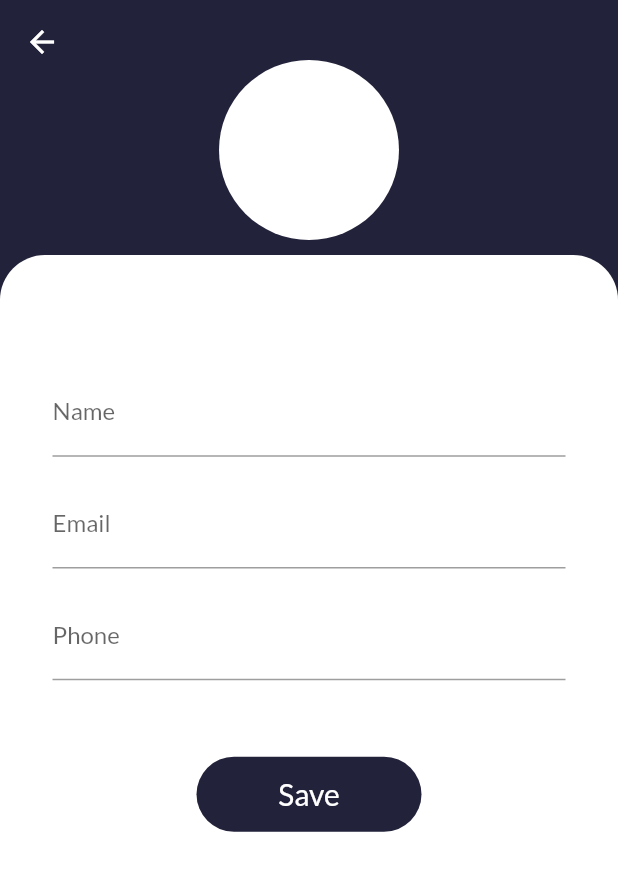
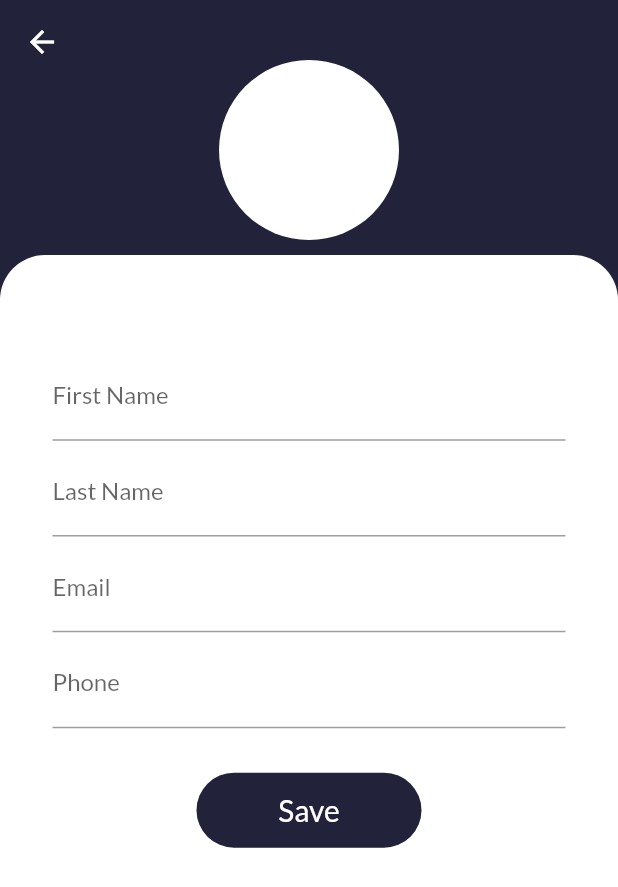
Before and after one commit to Amber-Classwork/contact_list_flutter, a Flutter app: the ContactDetails screen opened directly, after a tap on "Save", on a phone screen of 412 x 824 dp. Shown: the top 887 px of the screen. Run offline on Flutter 3.47's test engine with Material 2 defaults, Android fonts, the phone set to English and light mode, and no system bars; our stand-ins replace flutter_secure_storage, get; accounts and stored records are empty; network calls fail.

Commit message:
udated contact details to send request to create a contact

```diff
--- a/lib/pages/contact_details.dart
+++ b/lib/pages/contact_details.dart
@@ -1,8 +1,32 @@
+import 'dart:convert';
+
 import 'package:contact_list_flutter/utils/colors.dart';
 import 'package:flutter/material.dart';
 
-class ContactDetails extends StatelessWidget {
-  const ContactDetails({super.key});
+import '../services/network_handler_service.dart';
+
+class ContactDetails extends StatefulWidget {
+  ContactDetails({super.key});
+
+  @override
+  State<ContactDetails> createState() => _ContactDetailsState();
+}
+
+class _ContactDetailsState extends State<ContactDetails> {
+  String _first_name  ="";
+  String _last_name  ="";
+  String _email  ="";
+  String _contact_num  ="";
+
+  Future<bool> createContact () async{
+    String userData = await NetworkHandler.post(
+        "/contacts", {"first_name": _first_name, "last_name": _last_name, "email":_email, "contact_num": _contact_num});
+    Map responseData = jsonDecode(userData);
+    Map data = responseData["data"];
+    print(responseData);
+
+    return true;
+  }
 
   @override
   Widget build(BuildContext context) {
@@ -46,16 +70,40 @@ class ContactDetails extends StatelessWidget {
                 mainAxisAlignment: MainAxisAlignment.spaceEvenly,
                 children: [
                   TextField(
+                    onChanged: (value){
+                      setState(() {
+                        _first_name = value;
+                      });
+                    },
                     decoration: InputDecoration(
-                      labelText: "Name",
+                      labelText: "First Name",
+                    ),
+                  ),TextField(
+                    onChanged: (value){
+                      setState(() {
+                        _last_name = value;
+                      });
+                    },
+                    decoration: InputDecoration(
+                      labelText: "Last Name",
                     ),
                   ),
                   TextField(
+                    onChanged: (value){
+                      setState(() {
+                        _email = value;
+                      });
+                    },
                     decoration: InputDecoration(
                       labelText: "Email",
                     ),
                   ),
                   TextField(
+                    onChanged: (value){
+                      setState(() {
+                        _contact_num = value;
+                      });
+                    },
                     decoration: InputDecoration(
                       labelText: "Phone",
                     ),
@@ -67,7 +115,12 @@ class ContactDetails extends StatelessWidget {
                     width: 150,
                     height: 50,
                     child: TextButton(
-                      onPressed: () {},
+                      onPressed: () async{
+                        if(await createContact()){
+                          Navigator.of(context).pop();
+                        }
+
+                      },
                       child: Text('Save',
                           style: TextStyle(color: Colors.white, fontSize: 20)),
                       style: TextButton.styleFrom(
```
Also changed, not shown: lib/pages/home/main_contacts_page.dart (+47 -27 lines), pubspec.lock.
